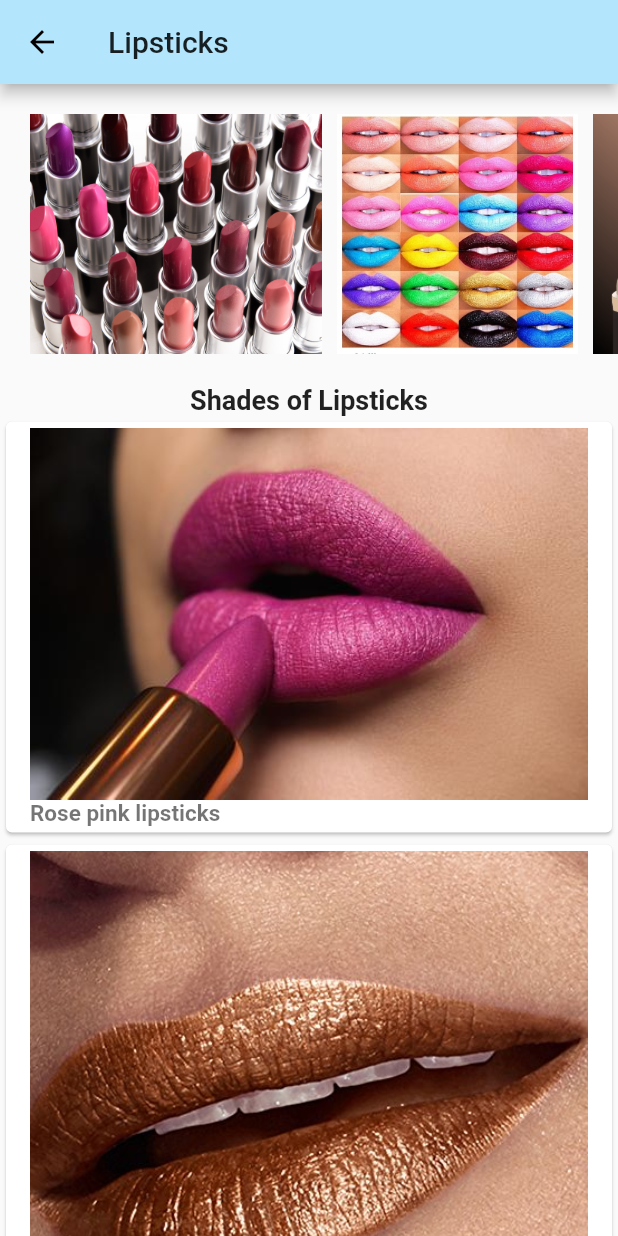
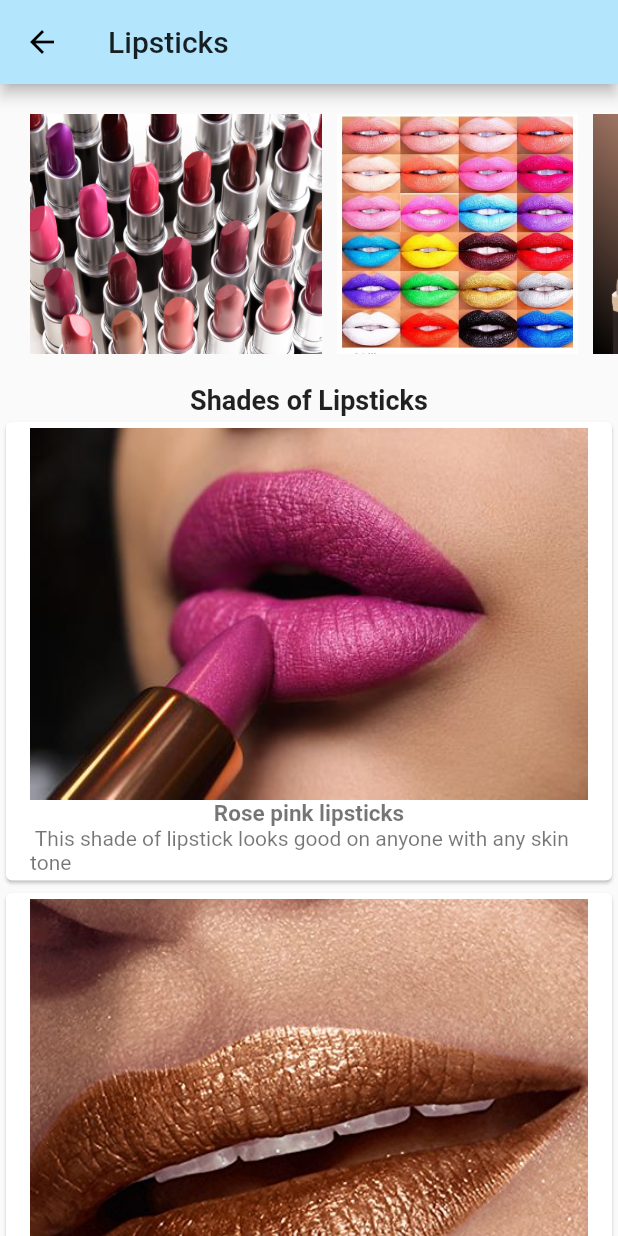
Before and after one commit to JosephineAkello/makeupBuddy, a Flutter app: the screen it shows after launch, in the side drawer, after a tap on "Lipsticks", on a phone screen of 412 x 824 dp. Run offline on Flutter 3.47's test engine with Material 2 defaults, Android fonts, the phone set to English and light mode, and no system bars; missing offline and left inert: youtube_player.

Commit message:
add texts descriptions for the shades of lipsticks

```diff
--- a/lib/morescreens/lipsticks.dart
+++ b/lib/morescreens/lipsticks.dart
@@ -12,7 +12,7 @@ class Lipsticks extends StatelessWidget {
           SizedBox(
             height: 200,
             child: ListView(
-                  physics: ClampingScrollPhysics(),
+                physics: ClampingScrollPhysics(),
                 shrinkWrap: true,
                 scrollDirection: Axis.horizontal,
                 padding: EdgeInsets.only(
@@ -40,67 +40,176 @@ class Lipsticks extends StatelessWidget {
           Card(
             child: ListTile(
               title: Image.asset('assets/rosepink.jpg'),
-              subtitle: Text('Rose pink lipsticks',style: TextStyle(fontSize: 15.0, fontWeight: FontWeight.bold),),
+              subtitle: Column(
+                children: [
+                  Text(
+                    'Rose pink lipsticks',
+                    style:
+                        TextStyle(fontSize: 15.0, fontWeight: FontWeight.bold),
+                  ),
+                  Text(
+                      ' This shade of lipstick looks good on anyone with any skin tone'),
+                ],
+              ),
             ),
           ),
           Card(
             child: ListTile(
               title: Image.asset('assets/copperbrown.jpg'),
-              subtitle: Text('Copper brown',style: TextStyle(fontSize: 15.0, fontWeight: FontWeight.bold),),
+              subtitle: Column(
+                children: [
+                  Text(
+                    'Copper brown',
+                    style:
+                        TextStyle(fontSize: 15.0, fontWeight: FontWeight.bold),
+                  ),
+                  Text(
+                      'Any skin tone can apply this but it looks appealing on dark women.'),
+                ],
+              ),
             ),
           ),
           Card(
             child: ListTile(
               title: Image.asset('assets/taupelipsticks.jpg'),
-              subtitle: Text('Taupe lipsticks',style: TextStyle(fontSize: 15.0, fontWeight: FontWeight.bold),),
+              subtitle: Column(
+                children: [
+                  Text(
+                    'Taupe lipsticks',
+                    style:
+                        TextStyle(fontSize: 15.0, fontWeight: FontWeight.bold),
+                  ),
+                  Text(
+                      'Those with lightly deeper complexion can apply this, looks good on them'),
+                ],
+              ),
             ),
           ),
           Card(
             child: ListTile(
               title: Image.asset('assets/fuschialipsticks.jpg'),
-              subtitle: Text('Fuschia Lipsticks',style: TextStyle(fontSize: 15.0, fontWeight: FontWeight.bold),),
+              subtitle: Column(
+                children: [
+                  Text(
+                    'Fuschia Lipsticks',
+                    style:
+                        TextStyle(fontSize: 15.0, fontWeight: FontWeight.bold),
+                  ),
+                  Text(
+                      'This shade is all inclusive, however those worried about pink lips can use this shade'),
+                ],
+              ),
             ),
           ),
           Card(
             child: ListTile(
               title: Image.asset('assets/chocolatebrown.png'),
-              subtitle: Text('ChocolateBrown lipsticks',style: TextStyle(fontSize: 15.0, fontWeight: FontWeight.bold),),
+              subtitle: Column(
+                children: [
+                  Text(
+                    'ChocolateBrown lipsticks',
+                    style:
+                        TextStyle(fontSize: 15.0, fontWeight: FontWeight.bold),
+                  ),
+                  Text(
+                      'This shade looks natural on dark skinned color, it gives a sophisticated look'),
+                ],
+              ),
             ),
           ),
           Card(
             child: ListTile(
               title: Image.asset('assets/peachlipsticks.jpg'),
-              subtitle: Text('Peach Lipsticks',style: TextStyle(fontSize: 15.0, fontWeight: FontWeight.bold),),
+              subtitle: Column(
+                children: [
+                  Text(
+                    'Peach Lipsticks',
+                    style:
+                        TextStyle(fontSize: 15.0, fontWeight: FontWeight.bold),
+                  ),
+                  Text(
+                      'This shade looks awesome on fair skinned people to complement their skin tone'),
+                ],
+              ),
             ),
           ),
           Card(
             child: ListTile(
               title: Image.asset('assets/bronzelipsticks.jpg'),
-              subtitle: Text('Bronze Lipsticks',style: TextStyle(fontSize: 15.0, fontWeight: FontWeight.bold),),
+              subtitle: Column(
+                children: [
+                  Text(
+                    'Bronze Lipsticks',
+                    style:
+                        TextStyle(fontSize: 15.0, fontWeight: FontWeight.bold),
+                  ),
+                  Text(
+                      'Looks elegant and its not shouting, any skintone can apply this shade'),
+                ],
+              ),
             ),
           ),
           Card(
             child: ListTile(
               title: Image.asset('assets/magentalipsticks.jpg'),
-              subtitle: Text('Magenta Lipsticks',style: TextStyle(fontSize: 15.0, fontWeight: FontWeight.bold),),
+              subtitle: Column(
+                children: [
+                  Text(
+                    'Magenta Lipsticks',
+                    style:
+                        TextStyle(fontSize: 15.0, fontWeight: FontWeight.bold),
+                  ),
+                  Text('Looks marvelous in all skin shades,'),
+                ],
+              ),
             ),
           ),
           Card(
             child: ListTile(
               title: Image.asset('assets/nudelipsticks.jpeg'),
-              subtitle: Text('Nude Lipsticks',style: TextStyle(fontSize: 15.0, fontWeight: FontWeight.bold),),
+              subtitle: Column(
+                children: [
+                  Text(
+                    'Nude Lipsticks',
+                    style:
+                        TextStyle(fontSize: 15.0, fontWeight: FontWeight.bold),
+                  ),
+                  Text(
+                      'If you are for simple, formal and soft look, you can go to nude lipsticks shade.'),
+                ],
+              ),
             ),
           ),
           Card(
             child: ListTile(
               title: Image.asset('assets/redlipsticks.jpg'),
-              subtitle: Text('Red Lipsticks',style: TextStyle(fontSize: 15.0, fontWeight: FontWeight.bold),),
+              subtitle: Column(
+                children: [
+                  Text(
+                    'Red Lipsticks',
+                    style:
+                        TextStyle(fontSize: 15.0, fontWeight: FontWeight.bold),
+                  ),
+                  Text(
+                      'Looks enticingly hot and seductive on dark women. However, those with fair skin can still apply.'),
+                ],
+              ),
             ),
           ),
           Card(
             child: ListTile(
               title: Image.asset('assets/funnylips.jpg'),
-              subtitle: Text('Crazy look',style: TextStyle(fontSize: 15.0, fontWeight: FontWeight.bold),),
+              subtitle: Column(
+                children: [
+                  Text(
+                    'Crazy look',
+                    style:
+                        TextStyle(fontSize: 15.0, fontWeight: FontWeight.bold),
+                  ),
+                  Text(
+                      'If you want a crazy look, you can apply these sets of shades, to give the creative apperance. This can be relevant during modelling competitions.'),
+                ],
+              ),
             ),
           ),
         ])));
```
